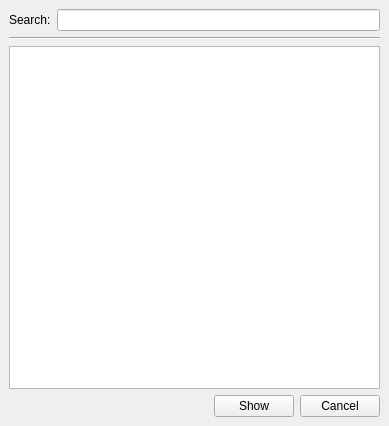
This is apps/gui-qt/scmvx/searchwidget.ui in SeisComP/mainx as Qt 5 draws it before an edit. The edited form follows.
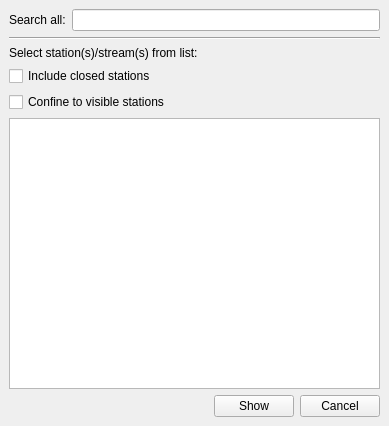
This is the edited form.

Commit message:
[scmvx] Fix search dialog
- Refresh map upon searching
- Adjust wording in search widget
- Show symbol of closed stations upon searching
- Filter stations search by visibility
- Filter stations search by open stations

Diff of the .ui file:
```diff
--- a/apps/gui-qt/scmvx/searchwidget.ui
+++ b/apps/gui-qt/scmvx/searchwidget.ui
@@ -33,7 +33,7 @@
      <item>
       <widget class="QLabel" name="label" >
        <property name="text" >
-        <string>Search:</string>
+        <string>Search all:</string>
        </property>
       </widget>
      </item>
@@ -58,6 +58,35 @@
      </property>
     </widget>
    </item>
+   <item>
+    <widget class="QLabel" name="labelSelectStreams" >
+     <property name="text" >
+      <string>Select station(s)/stream(s) from list:</string>
+     </property>
+    </widget>
+   </item>
+   <item>
+    <widget class="QCheckBox" name="checkIncludeClosed" >
+     <property name="toolTip" >
+      <string>
+       Also list and search stations which currently do not have open streams
+      </string>
+     </property>
+     <property name="text" >
+      <string>Include closed stations</string>
+     </property>
+    </widget>
+   </item>
+   <item>
+    <widget class="QCheckBox" name="checkOnlyVisible" >
+     <property name="toolTip" >
+      <string>Only list and search stations currently visible on map</string>
+     </property>
+     <property name="text" >
+      <string>Confine to visible stations</string>
+     </property>
+    </widget>
+   </item>
    <item>
     <widget class="QTableView" name="tableView" >
      <property name="alternatingRowColors" >
```
The commit also changes 5 other files.
